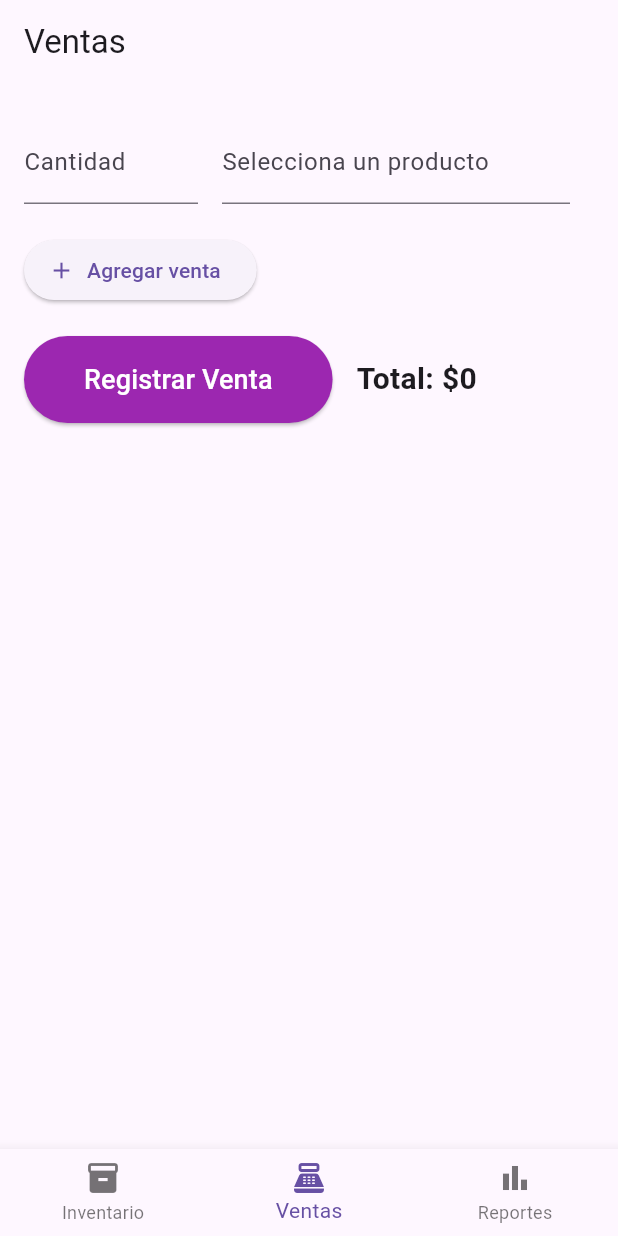
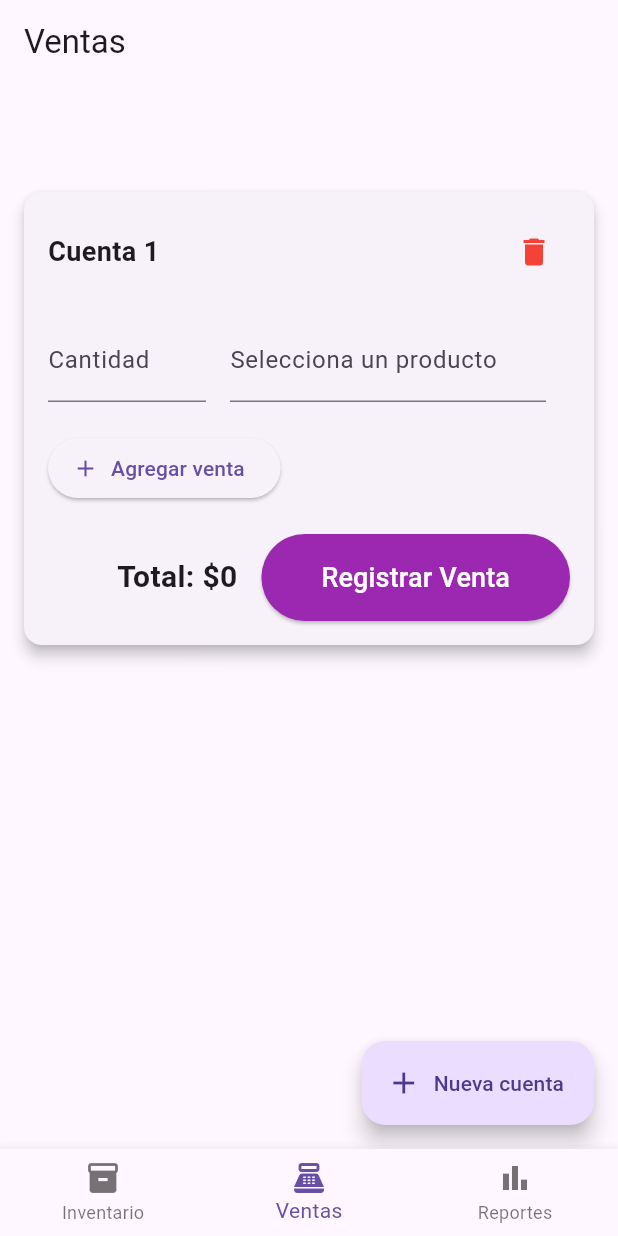
Before and after one commit to Schrei01/valinor_ludoteca, a Flutter app: the screen it shows after launch, item 2 of the bottom bar chosen, on a phone screen of 412 x 824 dp. Run offline on Flutter 3.47's test engine with Material 3 defaults, Android fonts, the phone set to English and light mode, and no system bars; our stand-ins replace sqflite_common_ffi; accounts and stored records are empty.

Commit message:
Ajuste para varias comandas

```diff
--- a/lib/models/saleline.dart
+++ b/lib/models/saleline.dart
@@ -3,7 +3,9 @@ import 'package:valinor_ludoteca_desktop/models/products.dart';
 
 class SaleLine {
   Product? product;
+  int quantity; // cantidad numérica
+
   final TextEditingController quantityController = TextEditingController();
 
-  SaleLine({this.product});
+  SaleLine({this.product, this.quantity = 0});
 }
--- a/lib/screens/ventas_screen.dart
+++ b/lib/screens/ventas_screen.dart
@@ -1,6 +1,9 @@
 import 'package:flutter/material.dart';
+import 'package:provider/provider.dart';
 import 'package:valinor_ludoteca_desktop/models/products.dart';
 import 'package:valinor_ludoteca_desktop/models/saleline.dart';
+import 'package:valinor_ludoteca_desktop/providers/accounts_provider.dart';
+import 'package:valinor_ludoteca_desktop/widgets/sale_line_widget.dart';
 import '../db/database_helper.dart';
 
 class VentasScreen extends StatefulWidget {
@@ -12,6 +15,7 @@ class VentasScreen extends StatefulWidget {
 
 class _VentasScreenState extends State<VentasScreen> {
   List<Product> _products = [];
+  final List<Account> _accounts = [Account()];
 
   bool _loading = true;
   final List<SaleLine> _saleLines = [];
@@ -30,6 +34,7 @@ class _VentasScreenState extends State<VentasScreen> {
     setState(() {
       _products = products;
       _loading = false;
+
     });
   }
 
@@ -43,11 +48,20 @@ class _VentasScreenState extends State<VentasScreen> {
     return total;
   }
 
+  double _calculateTotal(List<SaleLine> saleLines) {
+    double total = 0;
+    for (final line in saleLines) {
+      final q = int.tryParse(line.quantityController.text.trim()) ?? 0;
+      final p = line.product?.price ?? 0.0;
+      total += q * p;
+    }
+    return total;
+  }
 
-  void _registerSale() async {
+  void _registerSaleForAccount(Account account) async {
     bool hasError = false;
 
-    for (var line in _saleLines) {
+    for (var line in account.saleLines) {
       final quantity = int.tryParse(line.quantityController.text.trim());
       final product = line.product;
 
@@ -80,7 +94,7 @@ class _VentasScreenState extends State<VentasScreen> {
 
     final now = DateTime.now().toIso8601String();
 
-    for (var line in _saleLines) {
+    for (var line in account.saleLines) {
       final quantity = int.parse(line.quantityController.text.trim());
       final product = line.product!;
 
@@ -89,14 +103,16 @@ class _VentasScreenState extends State<VentasScreen> {
 
     // ignore: use_build_context_synchronously
     ScaffoldMessenger.of(context).showSnackBar(
-      const SnackBar(content: Text('Ventas registradas correctamente')),
+      SnackBar(content: Text('Ventas registradas correctamente en cuenta ${_accounts.indexOf(account) + 1}')),
     );
 
-    // Limpiar todo después de registrar
-    for (var line in _saleLines) {
+    // Limpiar la cuenta después de registrar
+    for (var line in account.saleLines) {
       line.quantityController.clear();
       line.product = null;
     }
+
+    account.total = 0;
 
     setState(() {});
 
@@ -106,29 +122,64 @@ class _VentasScreenState extends State<VentasScreen> {
 
   @override
   Widget build(BuildContext context) {
+    final accountsProvider = Provider.of<AccountsProvider>(context);
+    final accounts = accountsProvider.accounts;
+
     if (_loading) {
       return const Center(child: CircularProgressIndicator());
     }
 
-      return Padding(
+    return Scaffold(
+      appBar: AppBar(),
+      body: Padding(
         padding: const EdgeInsets.all(16.0),
+        child: SingleChildScrollView(
+          child: Column(
+            children: [
+              // Render de cada cuenta
+              ...accounts.asMap().entries.map((entry) {
+                final index = entry.key;
+                final account = entry.value;
+
+                return Card(
+                  margin: const EdgeInsets.only(bottom: 20),
+                  elevation: 4,
+                  child: Padding(
+                    padding: const EdgeInsets.all(16),
                     child: Column(
                       crossAxisAlignment: CrossAxisAlignment.start,
                       children: [
+                        Row(
+                          mainAxisAlignment: MainAxisAlignment.spaceBetween,
+                          children: [
+                            Text("Cuenta ${index + 1}",
+                                style: const TextStyle(
+                                    fontSize: 18, fontWeight: FontWeight.bold)),
+                            IconButton(
+                              icon: const Icon(Icons.delete, color: Colors.red),
+                              onPressed: () {
+                                accountsProvider.removeAccount(index);
+                              },
+                            ),
+                          ],
+                        ),
+
+                        const SizedBox(height: 12),
+
                         // Lista de líneas de venta
-            ..._saleLines.asMap().entries.map((entry) {
-              int index = entry.key;
-              SaleLine line = entry.value;
+                        ...account.saleLines.asMap().entries.map((saleEntry) {
+                          int saleIndex = saleEntry.key;
+                          SaleLine line = saleEntry.value;
 
                           return SaleLineWidget(
                             line: line,
                             products: _products,
-                onChanged: () => setState(() {}),
-                onRemove: _saleLines.length > 1
+                            onChanged: () {
+                              accountsProvider.updateTotal(index);
+                            },
+                            onRemove: account.saleLines.length > 1
                                 ? () {
-                        setState(() {
-                          _saleLines.removeAt(index);
-                        });
+                                    accountsProvider.removeSaleLine(index, saleIndex);
                                   }
                                 : null,
                           );
@@ -136,34 +187,46 @@ class _VentasScreenState extends State<VentasScreen> {
 
                         const SizedBox(height: 12),
 
-            // Botón agregar
+                        // Botón para agregar venta
                         AddSaleButton(
                           onPressed: () {
-                setState(() {
-                  _saleLines.add(SaleLine());
-                });
+                            accountsProvider.addSaleLine(index);
                           },
                         ),
 
                         const SizedBox(height: 20),
-            // Total
-            // Botón + Total en la misma fila
+
+                        // Total + botón registrar
                         Row(
                           children: [
-                // Botón al lado izquierdo
-                RegisterSaleButton(onPressed: _registerSale),
-
-                const SizedBox(width: 16), // espacio entre botón y total
-
-                // Total a la derecha
                             Expanded(
-                  child: TotalDisplay(total: _totalRegistro),
+                              child: Align(
+                                alignment: Alignment.centerRight,
+                                child: TotalDisplay(total: account.total),
+                              ),
+                            ),
+                            const SizedBox(width: 16),
+                            RegisterSaleButton(
+                              onPressed: () =>
+                                  _registerSaleForAccount(account),
                             ),
                           ],
                         ),
-            const SizedBox(height: 20),
-            // Botón registrar
                       ],
+                    ),
+                  ),
+                );
+              }),
+            ],
+          ),
+        ),
+      ),
+      floatingActionButton: FloatingActionButton.extended(
+        onPressed: () {
+          accountsProvider.addAccount();
+        },
+        icon: const Icon(Icons.add),
+        label: const Text("Nueva cuenta"),
       ),
     );
   }
@@ -219,104 +282,14 @@ class RegisterSaleButton extends StatelessWidget {
   }
 }
 
-class SaleLineWidget extends StatelessWidget {
-  final SaleLine line;
-  final List<Product> products;
-  final VoidCallback? onRemove;
-  final VoidCallback onChanged;
 
-  const SaleLineWidget({
-    super.key,
-    required this.line,
-    required this.products,
-    required this.onChanged,
-    this.onRemove,
-  });
 
-  @override
-  Widget build(BuildContext context) {
-    return Padding(
-      padding: const EdgeInsets.symmetric(vertical: 8),
-      child: Row(
-        children: [
-          // Cantidad
-          Expanded(
-            flex: 1,
-            child: TextField(
-              controller: line.quantityController,
-              decoration: const InputDecoration(labelText: 'Cantidad'),
-              keyboardType: TextInputType.number,
-              onChanged: (_) => onChanged(),
-            ),
-          ),
+class Account {
+  List<SaleLine> saleLines;
+  double total;
 
-          const SizedBox(width: 16),
-
-          // Producto
-          Expanded(
-          flex: 2,
-          child: Autocomplete<Product>(
-            optionsBuilder: (TextEditingValue value) {
-              if (value.text.isEmpty) {
-                return const Iterable<Product>.empty();
+  Account({
+    List<SaleLine>? saleLines,
+    this.total = 0,
+  }) : saleLines = saleLines ?? [SaleLine()];
 }
-              return products.where((p) =>
-                  p.name.toLowerCase().contains(value.text.toLowerCase()));
-            },
-            displayStringForOption: (p) => p.name,
-            initialValue: line.product != null
-                ? TextEditingValue(text: line.product!.name)
-                : const TextEditingValue(),
-            fieldViewBuilder: (context, controller, focusNode, onEditingComplete) {
-              return TextField(
-                controller: controller,
-                focusNode: focusNode,
-                decoration: const InputDecoration(
-                  labelText: 'Selecciona un producto',
-                ),
-                onEditingComplete: onEditingComplete,
-              );
-            },
-            onSelected: (p) {
-              line.product = p;
-              // también podrías actualizar el precio automáticamente aquí
-              onChanged();
-            },
-            optionsViewBuilder: (context, onSelected, options) {
-              return Align(
-                alignment: Alignment.topLeft,
-                child: Material(
-                  elevation: 4,
-                  child: SizedBox(
-                    height: 200,
-                    child: ListView.builder(
-                      padding: EdgeInsets.zero,
-                      itemCount: options.length,
-                      itemBuilder: (context, index) {
-                        final Product option = options.elementAt(index);
-                        return ListTile(
-                          title: Text('${option.name} (Stock: ${option.quantity})'),
-                          subtitle: Text('\$${option.price.toStringAsFixed(0)}'),
-                          onTap: () => onSelected(option),
-                        );
-                      },
-                    ),
-                  ),
-                ),
-              );
-            },
-          ),
-        ),
-
-          const SizedBox(width: 16),
-
-          if (onRemove != null)
-            IconButton(
-              icon: const Icon(Icons.remove_circle, color: Colors.red),
-              onPressed: onRemove,
-            ),
-        ],
-      ),
-    );
-  }
-}
--- /dev/null
+++ b/lib/widgets/sale_line_widget.dart
@@ -0,0 +1,105 @@
+import 'package:flutter/material.dart';
+import 'package:valinor_ludoteca_desktop/models/products.dart';
+import 'package:valinor_ludoteca_desktop/models/saleline.dart';
+
+class SaleLineWidget extends StatelessWidget {
+  final SaleLine line;
+  final List<Product> products;
+  final VoidCallback? onRemove;
+  final VoidCallback onChanged;
+
+  const SaleLineWidget({
+    super.key,
+    required this.line,
+    required this.products,
+    required this.onChanged,
+    this.onRemove,
+  });
+
+  @override
+  Widget build(BuildContext context) {
+    return Padding(
+      padding: const EdgeInsets.symmetric(vertical: 8),
+      child: Row(
+        children: [
+          // Cantidad
+          Expanded(
+            flex: 1,
+            child: TextField(
+              controller: line.quantityController,
+              decoration: const InputDecoration(labelText: 'Cantidad'),
+              keyboardType: TextInputType.number,
+              onChanged: (_) => onChanged(),
+            ),
+          ),
+
+          const SizedBox(width: 16),
+
+          // Producto
+          Expanded(
+          flex: 2,
+          child: Autocomplete<Product>(
+            optionsBuilder: (TextEditingValue value) {
+              if (value.text.isEmpty) {
+                return const Iterable<Product>.empty();
+              }
+              return products.where((p) =>
+                  p.name.toLowerCase().contains(value.text.toLowerCase()));
+            },
+            displayStringForOption: (p) => p.name,
+            initialValue: line.product != null
+                ? TextEditingValue(text: line.product!.name)
+                : const TextEditingValue(),
+            fieldViewBuilder: (context, controller, focusNode, onEditingComplete) {
+              return TextField(
+                controller: controller,
+                focusNode: focusNode,
+                decoration: const InputDecoration(
+                  labelText: 'Selecciona un producto',
+                ),
+                onEditingComplete: onEditingComplete,
+              );
+            },
+            onSelected: (p) {
+              line.product = p;
+              // también podrías actualizar el precio automáticamente aquí
+              onChanged();
+            },
+            optionsViewBuilder: (context, onSelected, options) {
+              return Align(
+                alignment: Alignment.topLeft,
+                child: Material(
+                  elevation: 4,
+                  child: SizedBox(
+                    height: 200,
+                    child: ListView.builder(
+                      padding: EdgeInsets.zero,
+                      itemCount: options.length,
+                      itemBuilder: (context, index) {
+                        final Product option = options.elementAt(index);
+                        return ListTile(
+                          title: Text('${option.name} (Stock: ${option.quantity})'),
+                          subtitle: Text('\$${option.price.toStringAsFixed(0)}'),
+                          onTap: () => onSelected(option),
+                        );
+                      },
+                    ),
+                  ),
+                ),
+              );
+            },
+          ),
+        ),
+
+          const SizedBox(width: 16),
+
+          if (onRemove != null)
+            IconButton(
+              icon: const Icon(Icons.remove_circle, color: Colors.red),
+              onPressed: onRemove,
+            ),
+        ],
+      ),
+    );
+  }
+}
--- a/pubspec.yaml
+++ b/pubspec.yaml
@@ -38,6 +38,7 @@ dependencies:
   path: ^1.9.1
   sqflite_common_ffi: ^2.3.6
   intl: ^0.18.1
+  provider: ^6.0.5
 
 dev_dependencies:
   flutter_test:
```
Also changed, not shown: lib/main.dart (+16 -7 lines), lib/providers/accounts_provider.dart (added, +68 -0 lines), pubspec.lock. Lines whose indentation alone changed are shown as unchanged.
